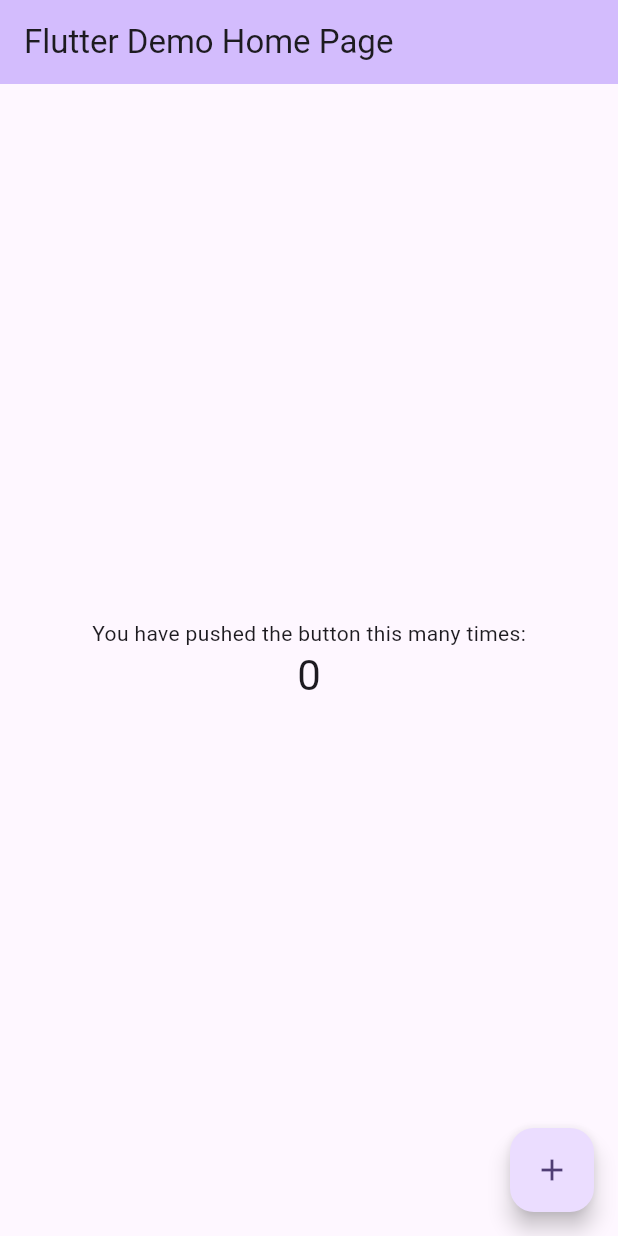
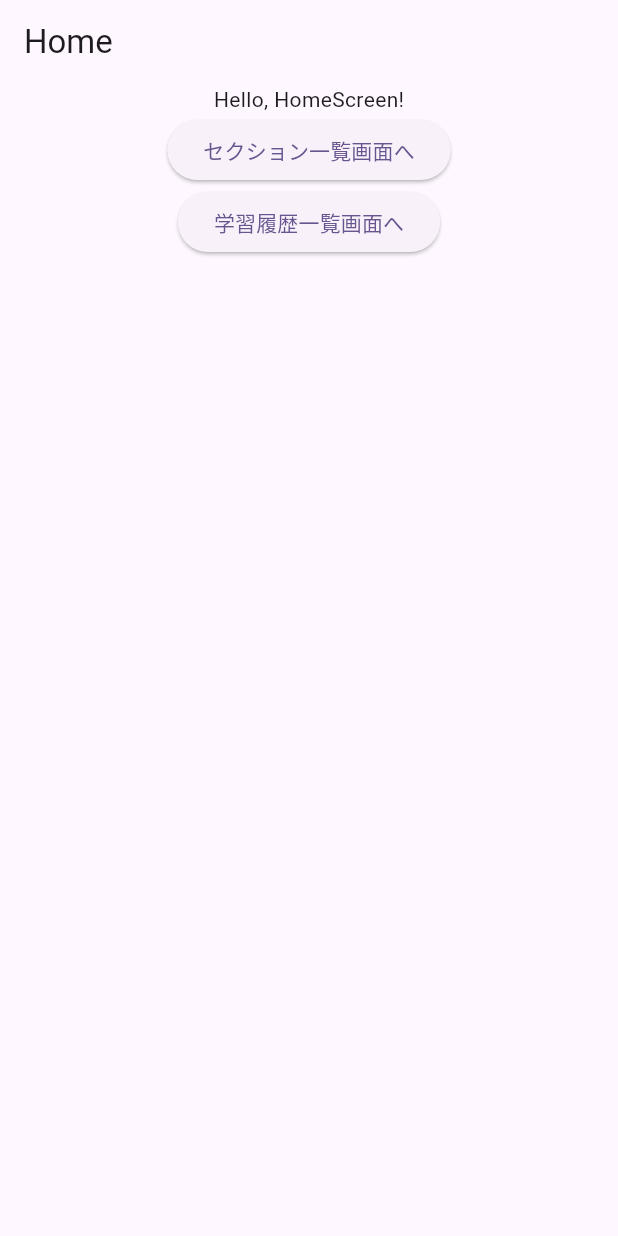
Before and after one commit to w2406/flutter_e_learning, a Flutter app: the screen it shows after launch, on a phone screen of 412 x 824 dp. Run offline on Flutter 3.47's test engine with Material 3 defaults, Android fonts, the phone set to English and light mode, and no system bars; our stand-ins replace hooks_riverpod.

Commit message:
add: 画面を追加

```diff
--- a/lib/main.dart
+++ b/lib/main.dart
@@ -1,4 +1,5 @@
 import 'package:flutter/material.dart';
+import 'package:flutter_e_learning/presantation/home/view/home_screen.dart';
 
 void main() {
   runApp(const MyApp());
@@ -7,116 +8,15 @@ void main() {
 class MyApp extends StatelessWidget {
   const MyApp({super.key});
 
-  // This widget is the root of your application.
   @override
   Widget build(BuildContext context) {
     return MaterialApp(
-      title: 'Flutter Demo',
+      title: 'Flutter学習eラーニングアプリ',
       theme: ThemeData(
-        // This is the theme of your application.
-        //
-        // TRY THIS: Try running your application with "flutter run". You'll see
-        // the application has a purple toolbar. Then, without quitting the app,
-        // try changing the seedColor in the colorScheme below to Colors.green
-        // and then invoke "hot reload" (save your changes or press the "hot
-        // reload" button in a Flutter-supported IDE, or press "r" if you used
-        // the command line to start the app).
-        //
-        // Notice that the counter didn't reset back to zero; the application
-        // state is not lost during the reload. To reset the state, use hot
-        // restart instead.
-        //
-        // This works for code too, not just values: Most code changes can be
-        // tested with just a hot reload.
         colorScheme: ColorScheme.fromSeed(seedColor: Colors.deepPurple),
       ),
-      home: const MyHomePage(title: 'Flutter Demo Home Page'),
+      home: HomeScreen(),
+
     );
   }
 }
-
-class MyHomePage extends StatefulWidget {
-  const MyHomePage({super.key, required this.title});
-
-  // This widget is the home page of your application. It is stateful, meaning
-  // that it has a State object (defined below) that contains fields that affect
-  // how it looks.
-
-  // This class is the configuration for the state. It holds the values (in this
-  // case the title) provided by the parent (in this case the App widget) and
-  // used by the build method of the State. Fields in a Widget subclass are
-  // always marked "final".
-
-  final String title;
-
-  @override
-  State<MyHomePage> createState() => _MyHomePageState();
-}
-
-class _MyHomePageState extends State<MyHomePage> {
-  int _counter = 0;
-
-  void _incrementCounter() {
-    setState(() {
-      // This call to setState tells the Flutter framework that something has
-      // changed in this State, which causes it to rerun the build method below
-      // so that the display can reflect the updated values. If we changed
-      // _counter without calling setState(), then the build method would not be
-      // called again, and so nothing would appear to happen.
-      _counter++;
-    });
-  }
-
-  @override
-  Widget build(BuildContext context) {
-    // This method is rerun every time setState is called, for instance as done
-    // by the _incrementCounter method above.
-    //
-    // The Flutter framework has been optimized to make rerunning build methods
-    // fast, so that you can just rebuild anything that needs updating rather
-    // than having to individually change instances of widgets.
-    return Scaffold(
-      appBar: AppBar(
-        // TRY THIS: Try changing the color here to a specific color (to
-        // Colors.amber, perhaps?) and trigger a hot reload to see the AppBar
-        // change color while the other colors stay the same.
-        backgroundColor: Theme.of(context).colorScheme.inversePrimary,
-        // Here we take the value from the MyHomePage object that was created by
-        // the App.build method, and use it to set our appbar title.
-        title: Text(widget.title),
-      ),
-      body: Center(
-        // Center is a layout widget. It takes a single child and positions it
-        // in the middle of the parent.
-        child: Column(
-          // Column is also a layout widget. It takes a list of children and
-          // arranges them vertically. By default, it sizes itself to fit its
-          // children horizontally, and tries to be as tall as its parent.
-          //
-          // Column has various properties to control how it sizes itself and
-          // how it positions its children. Here we use mainAxisAlignment to
-          // center the children vertically; the main axis here is the vertical
-          // axis because Columns are vertical (the cross axis would be
-          // horizontal).
-          //
-          // TRY THIS: Invoke "debug painting" (choose the "Toggle Debug Paint"
-          // action in the IDE, or press "p" in the console), to see the
-          // wireframe for each widget.
-          mainAxisAlignment: MainAxisAlignment.center,
-          children: <Widget>[
-            const Text('You have pushed the button this many times:'),
-            Text(
-              '$_counter',
-              style: Theme.of(context).textTheme.headlineMedium,
-            ),
-          ],
-        ),
-      ),
-      floatingActionButton: FloatingActionButton(
-        onPressed: _incrementCounter,
-        tooltip: 'Increment',
-        child: const Icon(Icons.add),
-      ), // This trailing comma makes auto-formatting nicer for build methods.
-    );
-  }
-}
--- /dev/null
+++ b/lib/presantation/home/view/home_screen.dart
@@ -0,0 +1,38 @@
+import 'package:flutter/material.dart';
+import 'package:flutter_e_learning/presantation/history_list/view/history_list_screen.dart';
+import 'package:flutter_e_learning/presantation/section_list/view/section_list_screen.dart';
+import 'package:hooks_riverpod/hooks_riverpod.dart';
+
+class HomeScreen extends HookConsumerWidget {
+  const HomeScreen({super.key});
+
+  @override
+  Widget build(BuildContext context, WidgetRef ref) {
+    return Scaffold(
+      appBar: AppBar(title: const Text('Home')),
+      body: Center(
+        child: Column(
+          children: [
+            Text('Hello, HomeScreen!'),
+            ElevatedButton(
+              onPressed: () {
+                Navigator.of(context).push(
+                  MaterialPageRoute(builder: (context) => SectionListScreen()),
+                );
+              },
+              child: Text("セクション一覧画面へ"),
+            ),
+            ElevatedButton(
+              onPressed: () {
+                Navigator.of(context).push(
+                  MaterialPageRoute(builder: (context) => HistoryListScreen()),
+                );
+              },
+              child: Text("学習履歴一覧画面へ"),
+            ),
+          ],
+        ),
+      ),
+    );
+  }
+}
--- a/pubspec.yaml
+++ b/pubspec.yaml
@@ -2,7 +2,7 @@ name: flutter_e_learning
 description: "A new Flutter project."
 # The following line prevents the package from being accidentally published to
 # pub.dev using `flutter pub publish`. This is preferred for private packages.
-publish_to: 'none' # Remove this line if you wish to publish to pub.dev
+publish_to: "none" # Remove this line if you wish to publish to pub.dev
 
 # The following defines the version and build number for your application.
 # A version number is three numbers separated by dots, like 1.2.43
@@ -34,6 +34,8 @@ dependencies:
   # The following adds the Cupertino Icons font to your application.
   # Use with the CupertinoIcons class for iOS style icons.
   cupertino_icons: ^1.0.8
+  flutter_riverpod: ^2.6.1
+  hooks_riverpod: ^2.6.1
 
 dev_dependencies:
   flutter_test:
@@ -51,7 +53,6 @@ dev_dependencies:
 
 # The following section is specific to Flutter packages.
 flutter:
-
   # The following line ensures that the Material Icons font is
   # included with your application, so that you can use the icons in
   # the material Icons class.
```
Also changed, not shown: lib/presantation/history/view/history_screen.dart (added, +14 -0 lines), lib/presantation/history_list/view/history_list_screen.dart (added, +29 -0 lines), lib/presantation/question/view/question_screen.dart (added, +26 -0 lines), lib/presantation/section/view/section_screen.dart (added, +31 -0 lines), lib/presantation/section_list/view/section_list_screen.dart (added, +31 -0 lines), pubspec.lock, 1 other file.
